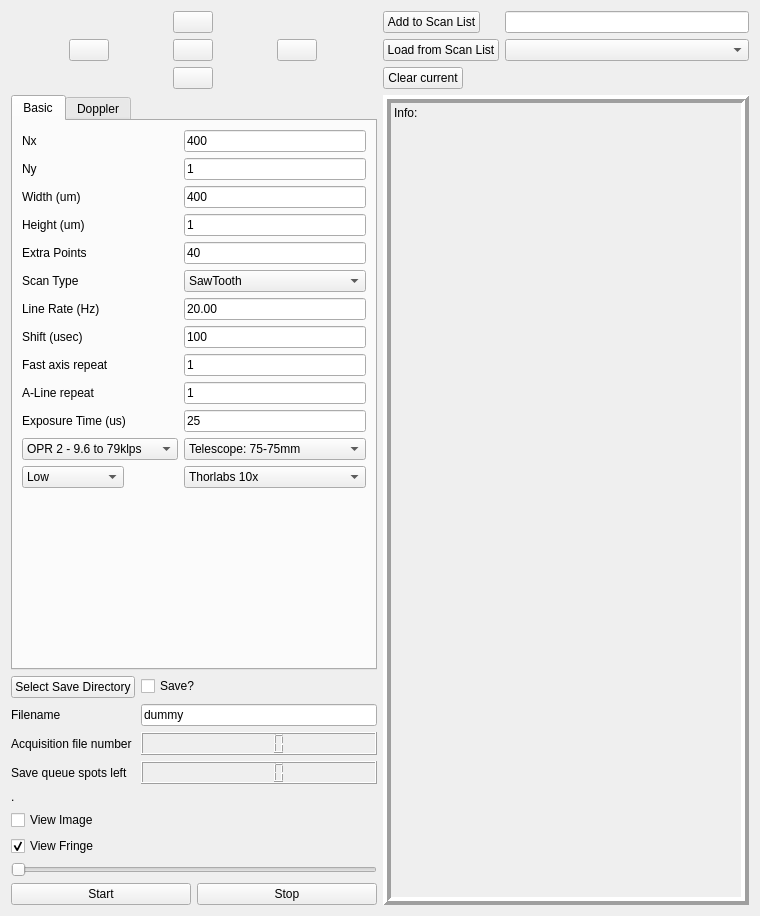
flesage/micro-oct-acq, file oct_galvos_form.ui: the form before one commit.
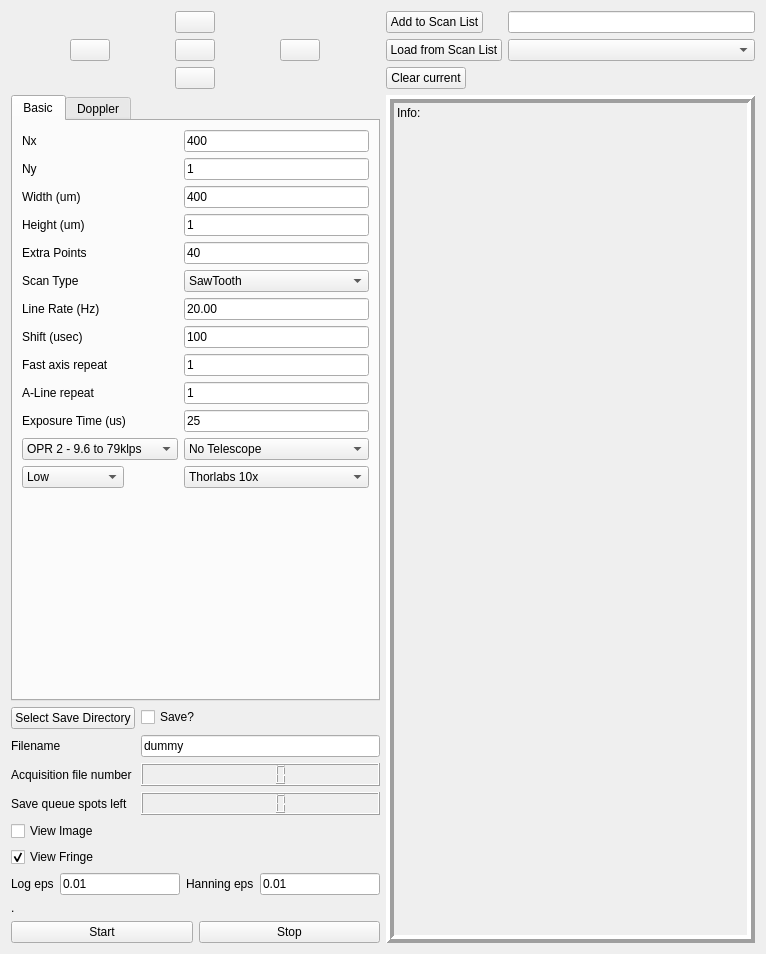
The form after the commit. Icons and pictures are not drawn.

Diff of the .ui file:
```diff
--- a/oct_galvos_form.ui
+++ b/oct_galvos_form.ui
@@ -6,8 +6,8 @@
    <rect>
     <x>0</x>
     <y>0</y>
-    <width>760</width>
-    <height>916</height>
+    <width>766</width>
+    <height>954</height>
    </rect>
   </property>
   <property name="sizePolicy">
@@ -19,7 +19,7 @@
   <property name="windowTitle">
    <string>OCT Controller</string>
   </property>
-  <layout class="QHBoxLayout" name="horizontalLayout_2">
+  <layout class="QHBoxLayout" name="horizontalLayout_3">
    <item>
     <layout class="QVBoxLayout" name="verticalLayout">
      <item>
@@ -336,7 +336,7 @@
            <item row="12" column="1">
             <widget class="QComboBox" name="comboBox_telescope">
              <property name="currentIndex">
-              <number>1</number>
+              <number>2</number>
              </property>
              <item>
               <property name="text">
@@ -348,6 +348,11 @@
                <string>Telescope: 75-75mm</string>
               </property>
              </item>
+             <item>
+              <property name="text">
+               <string>No Telescope</string>
+              </property>
+             </item>
             </widget>
            </item>
            <item row="13" column="0">
@@ -511,13 +516,6 @@
        </item>
       </layout>
      </item>
-     <item>
-      <widget class="QLabel" name="label_directory">
-       <property name="text">
-        <string>.</string>
-       </property>
-      </widget>
-     </item>
      <item>
       <widget class="QCheckBox" name="checkBox_view_image">
        <property name="text">
@@ -536,12 +534,41 @@
       </widget>
      </item>
      <item>
-      <widget class="QSlider" name="horizontalSlider">
-       <property name="maximum">
-        <number>999</number>
-       </property>
-       <property name="orientation">
-        <enum>Qt::Horizontal</enum>
+      <layout class="QHBoxLayout" name="horizontalLayout_2">
+       <item>
+        <widget class="QLabel" name="label_15">
+         <property name="text">
+          <string>Log eps</string>
+         </property>
+        </widget>
+       </item>
+       <item>
+        <widget class="QLineEdit" name="lineEdit_logeps">
+         <property name="text">
+          <string>0.01</string>
+         </property>
+        </widget>
+       </item>
+       <item>
+        <widget class="QLabel" name="label_16">
+         <property name="text">
+          <string>Hanning eps</string>
+         </property>
+        </widget>
+       </item>
+       <item>
+        <widget class="QLineEdit" name="lineEdit_hanningeps">
+         <property name="text">
+          <string>0.01</string>
+         </property>
+        </widget>
+       </item>
+      </layout>
+     </item>
+     <item>
+      <widget class="QLabel" name="label_directory">
+       <property name="text">
+        <string>.</string>
        </property>
       </widget>
      </item>
```
